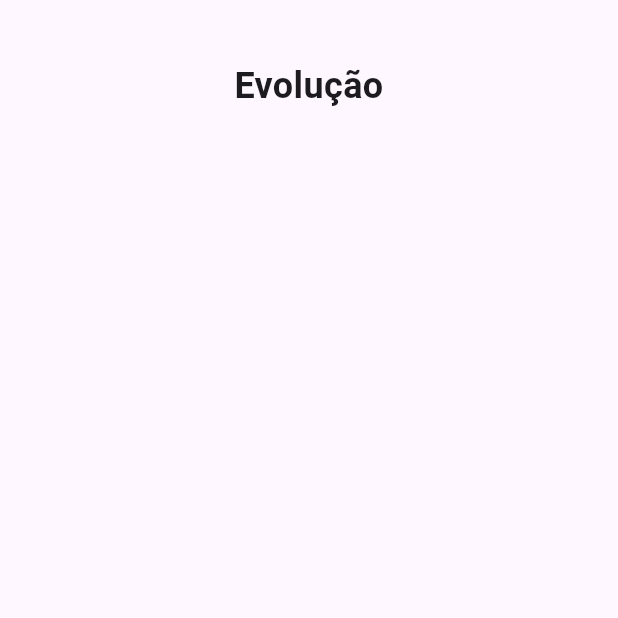
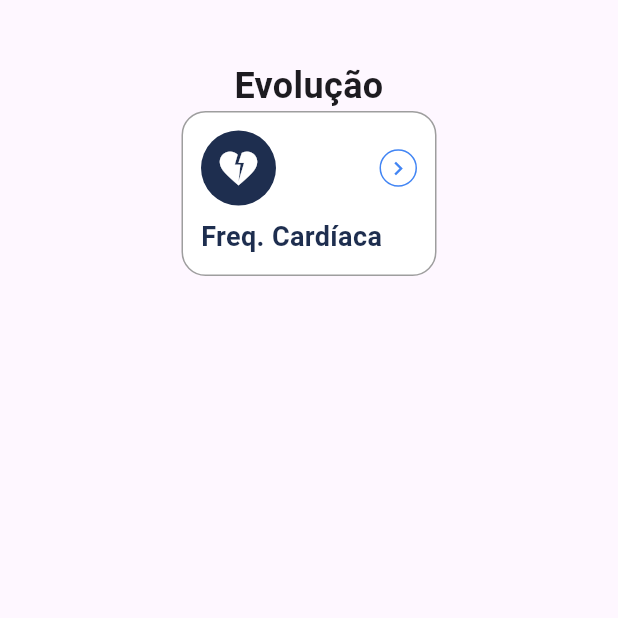
Before and after one commit to willianfurtado/mentisAI, a Flutter app: the EvolutionSystem screen opened directly, on a phone screen of 412 x 824 dp, the top half of it. Run offline on Flutter 3.47's test engine with Material 3 defaults, Android fonts, the phone set to English and light mode, and no system bars.

Commit message:
Adding colors and icons

```diff
--- a/lib/main.dart
+++ b/lib/main.dart
@@ -1,5 +1,5 @@
 import 'package:flutter/material.dart';
-import 'package:mentis_ai/screens/screening_system.dart';
+import 'package:mentis_ai/screens/evolution_system.dart';
 
 void main() {
   runApp(const MyApp());
@@ -15,7 +15,7 @@ class MyApp extends StatelessWidget {
       theme: ThemeData(
         colorScheme: ColorScheme.fromSeed(seedColor: Colors.deepPurple),
       ),
-      home: ScreeeningSystem(),
+      home: EvolutionSystem(),
       // home: const MyHomePage(title: 'Flutter Demo Home Page'),
     );
   }
--- a/lib/screens/evolution_system.dart
+++ b/lib/screens/evolution_system.dart
@@ -1,4 +1,5 @@
 import 'package:flutter/material.dart';
+import 'package:mentis_ai/screens/widgets/evolution-cards.dart';
 
 class EvolutionSystem extends StatelessWidget {
   const EvolutionSystem({super.key});
@@ -20,7 +21,7 @@ class EvolutionSystem extends StatelessWidget {
                 ),
               ),
 
-
+              EvolutionCards(title: 'Freq. Cardíaca', icon: Icons.heart_broken),
             ],
           ),
         ),
--- a/lib/screens/widgets/evolution-cards.dart
+++ b/lib/screens/widgets/evolution-cards.dart
@@ -1,71 +1,71 @@
 import 'package:flutter/material.dart';
+import 'package:mentis_ai/utils/app-colors.dart';
 
 class EvolutionCards extends StatelessWidget {
   final String title;
   final IconData icon;
 
-  const EvolutionCards({
-    super.key,
-    required this.title,
-    required this.icon,
-  });
+  const EvolutionCards({super.key, required this.title, required this.icon});
 
   @override
   Widget build(BuildContext context) {
     return Container(
-      height: 101,
+      height: 110,
       width: 170,
       padding: EdgeInsets.all(12),
       decoration: BoxDecoration(
-        color: Colors.white,
+        color: AppColors.white,
         border: Border.all(color: Colors.grey, width: 1.0),
         borderRadius: BorderRadius.circular(16.0),
       ),
 
       child: Column(
+        crossAxisAlignment: CrossAxisAlignment.start,
         children: [
           Row(
+            mainAxisAlignment: MainAxisAlignment.spaceBetween,
             children: [
               //Icone da seção
               Container(
                 height: 50,
                 width: 50,
                 decoration: BoxDecoration(
-                  color: Colors.blue,
+                  color: AppColors.blue900,
                   shape: BoxShape.circle,
                 ),
-                child: Icon(
-                  icon,
-                  color: Colors.white,
-                  size: 30,
-                ),
+                child: Icon(icon, color: Colors.white, size: 30),
               ),
 
               Container(
-                height: 23,
-                width: 23,
+                height: 25,
+                width: 25,
                 decoration: BoxDecoration(
-                  color: Colors.blue,
-                  shape: BoxShape.circle
+                  color: AppColors.white,
+                  border: Border.all(color: AppColors.blue700),
+                  shape: BoxShape.circle,
                 ),
                 child: IconButton(
                   icon: const Icon(
                     Icons.chevron_right,
-                    color: Colors.blue,
-                    size: 30),
+                    color: AppColors.blue700,
+                    size: 18,
+                  ),
+                  padding: EdgeInsets.zero,
+                  constraints: const BoxConstraints(),
                   onPressed: () => {
-                    //Implementar lógica de ir para a página
+                    // Implementar lógica de ir para a página
                   },
                 ),
               ),
             ],
           ),
+          const SizedBox(height: 8),
           Text(
             title,
             style: TextStyle(
               fontSize: 18,
               fontWeight: FontWeight.bold,
-              color: Colors.blue,
+              color: AppColors.blue900,
             ),
           ),
         ],
--- /dev/null
+++ b/lib/utils/app-colors.dart
@@ -0,0 +1,45 @@
+import 'package:flutter/material.dart';
+
+// Classe de cores customizadas
+class AppColors {
+  // ------------------------------
+  // BLUE
+  // ------------------------------
+  static const Color blue400 = Color(0xFFC1E8F7);
+  static const Color blue500 = Color(0xFFAAD1FF);
+  static const Color blue600 = Color(0xFF5FB4F3);
+  static const Color blue700 = Color(0xFF4285F4);
+  static const Color blue800 = Color(0xFF0D6A8C);
+  static const Color blue900 = Color(0xFF1E2E4F);
+
+  // ------------------------------
+  // SUPPORT (Cores de Suporte)
+  // ------------------------------
+  static const Color supportPurple = Color(0xFF9093CD);
+  static const Color supportOrange = Color(0xFFFF9E59);
+  static const Color supportGreen1 = Color(0xFF6AE3B9);
+  static const Color supportGreen2 = Color(0xFF36ADB3);
+  static const Color supportGreen3 = Color(0xFF30BFA6);
+  static const Color supportRed    = Color(0xFFEF4444);
+
+  // ------------------------------
+  // WHITE
+  // ------------------------------
+  static const Color white = Color(0xFFFFFFFF);
+
+  // ------------------------------
+  // GRAY
+  // ------------------------------
+  static const Color gray300 = Color(0xFFE8E8E8);
+  static const Color gray400 = Color(0xFFD9D9D9);
+  static const Color gray500 = Color(0xFFCCCCCC);
+  static const Color gray600 = Color(0xFF8C8282);
+  static const Color gray700 = Color(0xFF757575);
+
+  // ------------------------------
+  // BLACK
+  // ------------------------------
+  static const Color black400 = Color(0xFF434343);
+  static const Color black800 = Color(0xFF1E1E1E);
+  static const Color black900 = Color(0xFF000000);
+}
```
Also changed, not shown: assets/images/bar/chart.svg (added), assets/images/bar/config.svg (added), assets/images/bar/home.svg (added), assets/images/bar/notebook.svg (added), assets/images/fire.svg (added), assets/images/heart-pulse.png (added), assets/images/heart-pulse.svg (added), assets/images/person-walking.svg (added), assets/images/sleep.svg (added).
